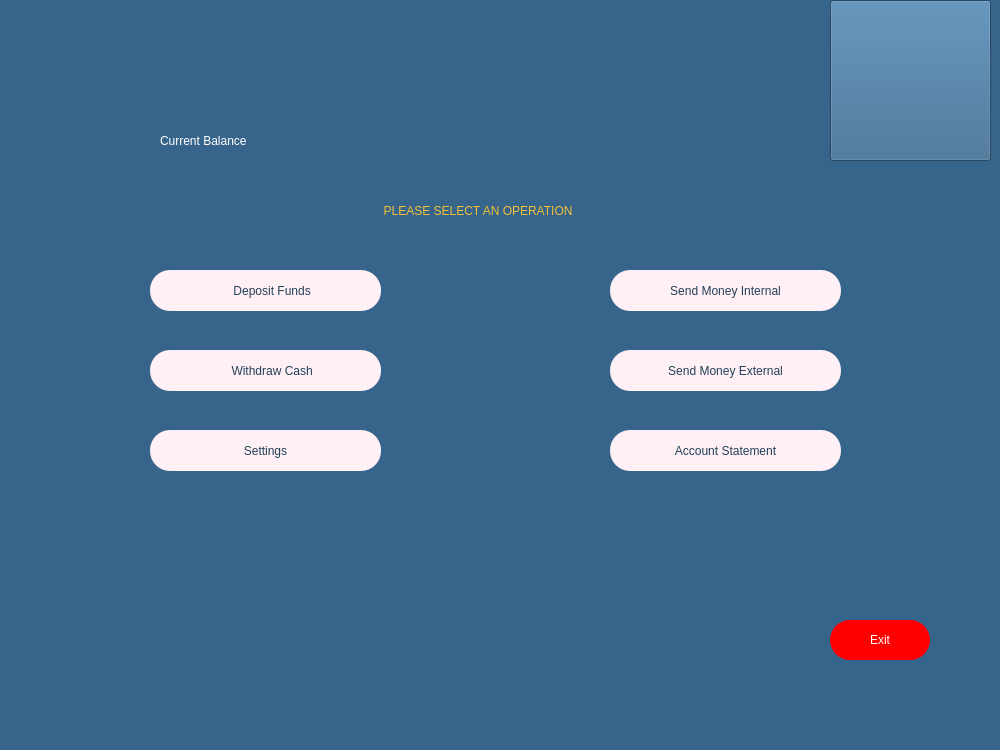
Above: customerpage.ui from melihorhanyilmaz/Project before the change. Below: the same form after it.
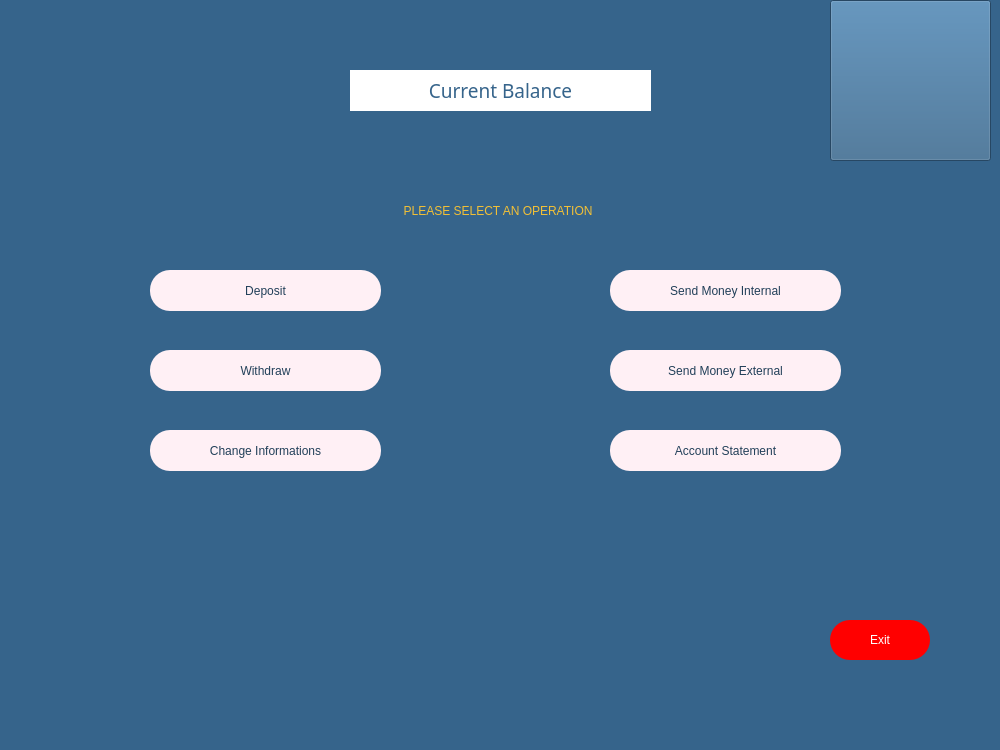
That is the form after the change. Icons and pictures are not drawn.

What changed in the file:
```diff
--- a/customerpage.ui
+++ b/customerpage.ui
@@ -27,7 +27,7 @@
      </rect>
     </property>
     <property name="layoutDirection">
-     <enum>Qt::RightToLeft</enum>
+     <enum>Qt::LeftToRight</enum>
     </property>
     <property name="styleSheet">
      <string notr="true">background-color: rgb(255, 240, 245);
@@ -36,7 +36,7 @@
 border-radius: 20 </string>
     </property>
     <property name="text">
-     <string>    Deposit Funds</string>
+     <string>Deposit</string>
     </property>
     <property name="icon">
      <iconset>
@@ -62,7 +62,7 @@
      </rect>
     </property>
     <property name="layoutDirection">
-     <enum>Qt::RightToLeft</enum>
+     <enum>Qt::LeftToRight</enum>
     </property>
     <property name="styleSheet">
      <string notr="true">background-color: rgb(255, 240, 245);
@@ -71,7 +71,7 @@
 border-radius: 20 </string>
     </property>
     <property name="text">
-     <string>    Withdraw Cash</string>
+     <string>Withdraw</string>
     </property>
     <property name="icon">
      <iconset>
@@ -135,7 +135,7 @@
    <widget class="QLineEdit" name="li_select_opr">
     <property name="geometry">
      <rect>
-      <x>240</x>
+      <x>260</x>
       <y>190</y>
       <width>471</width>
       <height>41</height>
@@ -161,32 +161,18 @@
      <set>Qt::AlignCenter</set>
     </property>
    </widget>
-   <widget class="QLabel" name="la_current_balance">
-    <property name="geometry">
-     <rect>
-      <x>160</x>
-      <y>120</y>
-      <width>181</width>
-      <height>41</height>
-     </rect>
-    </property>
-    <property name="styleSheet">
-     <string notr="true">color: rgb(255, 255, 255);
-font: 63 14pt &quot;Montserrat SemiBold&quot;;</string>
-    </property>
-    <property name="text">
-     <string>Current Balance</string>
-    </property>
-   </widget>
    <widget class="QLabel" name="la_balance">
     <property name="geometry">
      <rect>
-      <x>340</x>
+      <x>350</x>
       <y>120</y>
-      <width>281</width>
+      <width>301</width>
       <height>41</height>
      </rect>
     </property>
+    <property name="layoutDirection">
+     <enum>Qt::LeftToRight</enum>
+    </property>
     <property name="styleSheet">
      <string notr="true">font: 63 14pt &quot;Montserrat SemiBold&quot;;
 color: rgb(255, 255, 255);</string>
@@ -194,6 +180,9 @@
     <property name="text">
      <string/>
     </property>
+    <property name="alignment">
+     <set>Qt::AlignCenter</set>
+    </property>
    </widget>
    <widget class="QPushButton" name="B_internal">
     <property name="geometry">
@@ -255,7 +244,7 @@
 border-radius: 20 </string>
     </property>
     <property name="text">
-     <string>Settings</string>
+     <string>Change Informations</string>
     </property>
     <property name="checkable">
      <bool>false</bool>
@@ -290,6 +279,36 @@
      </size>
     </property>
    </widget>
+   <widget class="QLabel" name="la_balance_2">
+    <property name="geometry">
+     <rect>
+      <x>350</x>
+      <y>70</y>
+      <width>301</width>
+      <height>41</height>
+     </rect>
+    </property>
+    <property name="font">
+     <font>
+      <family>Montserrat SemiBold</family>
+      <pointsize>14</pointsize>
+      <weight>7</weight>
+      <italic>false</italic>
+      <bold>false</bold>
+     </font>
+    </property>
+    <property name="styleSheet">
+     <string notr="true">color: rgb(54, 100, 139);
+font: 63 14pt &quot;Montserrat SemiBold&quot;;
+background-color: rgb(255, 255, 255);</string>
+    </property>
+    <property name="text">
+     <string>Current Balance</string>
+    </property>
+    <property name="alignment">
+     <set>Qt::AlignCenter</set>
+    </property>
+   </widget>
   </widget>
   <widget class="QMenuBar" name="menubar">
    <property name="geometry">
```
Left out of the diff: 4 changed lines with no effect on the pictures.
